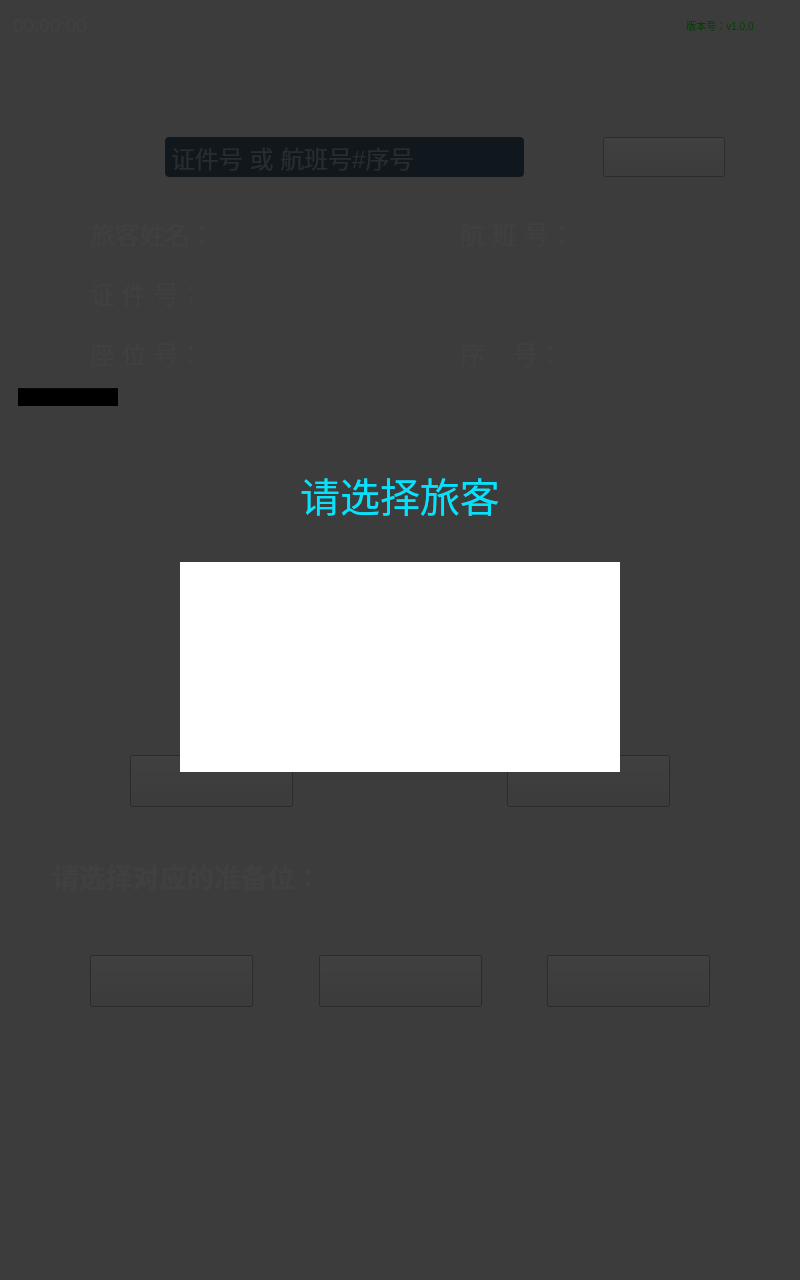
Qt form QueryConsoleClient/mainwindow.ui (17719543022/QueryConsoleClient) before a commit.
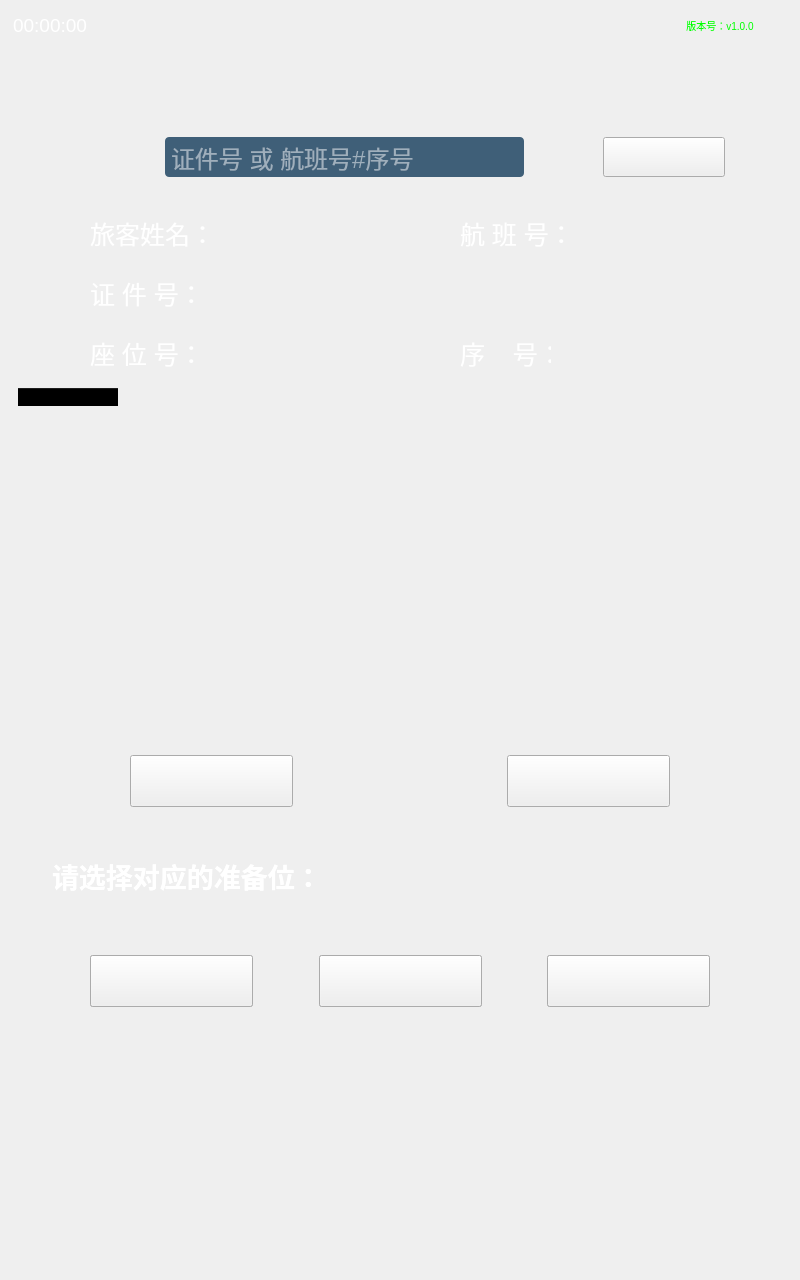
The same form after that commit. Icons and pictures are not drawn. Custom widgets are drawn as their Qt base class.

Patch:
```diff
--- a/QueryConsoleClient/mainwindow.ui
+++ b/QueryConsoleClient/mainwindow.ui
@@ -148,7 +148,7 @@
        </size>
       </property>
      </widget>
-     <widget class="QLabel" name="label_tips">
+     <widget class="ScrollText_Vertical" name="widget_tips" native="true">
       <property name="geometry">
        <rect>
         <x>170</x>
@@ -157,11 +157,19 @@
         <height>47</height>
        </rect>
       </property>
-      <property name="styleSheet">
-       <string notr="true">image: 0;</string>
+      <property name="font">
+       <font>
+        <family>Ubuntu</family>
+        <pointsize>28</pointsize>
+        <weight>50</weight>
+        <italic>false</italic>
+        <bold>false</bold>
+       </font>
       </property>
-      <property name="text">
-       <string/>
+      <property name="styleSheet">
+       <string notr="true">image: 0;
+color: rgb(188, 58, 58);
+font: 28pt &quot;Ubuntu&quot;;</string>
       </property>
      </widget>
     </widget>
@@ -741,7 +749,7 @@
    <widget class="QWidget" name="widget_msg" native="true">
     <property name="geometry">
      <rect>
-      <x>0</x>
+      <x>800</x>
       <y>0</y>
       <width>800</width>
       <height>1280</height>
@@ -863,7 +871,7 @@
    <widget class="QWidget" name="widget_dlg" native="true">
     <property name="geometry">
      <rect>
-      <x>0</x>
+      <x>800</x>
       <y>0</y>
       <width>800</width>
       <height>1280</height>
@@ -929,6 +937,14 @@
    </widget>
   </widget>
  </widget>
+ <customwidgets>
+  <customwidget>
+   <class>ScrollText_Vertical</class>
+   <extends>QWidget</extends>
+   <header location="global">ScrollText.h</header>
+   <container>1</container>
+  </customwidget>
+ </customwidgets>
  <resources>
   <include location="QueryConsoleClient.qrc"/>
  </resources>
```
